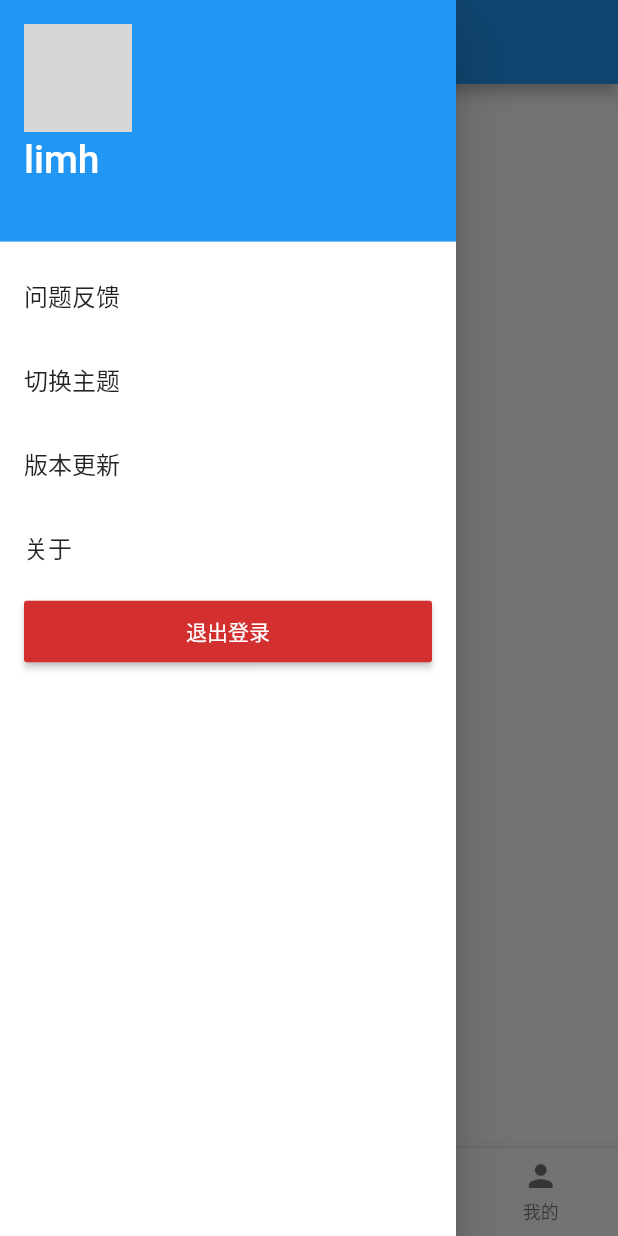
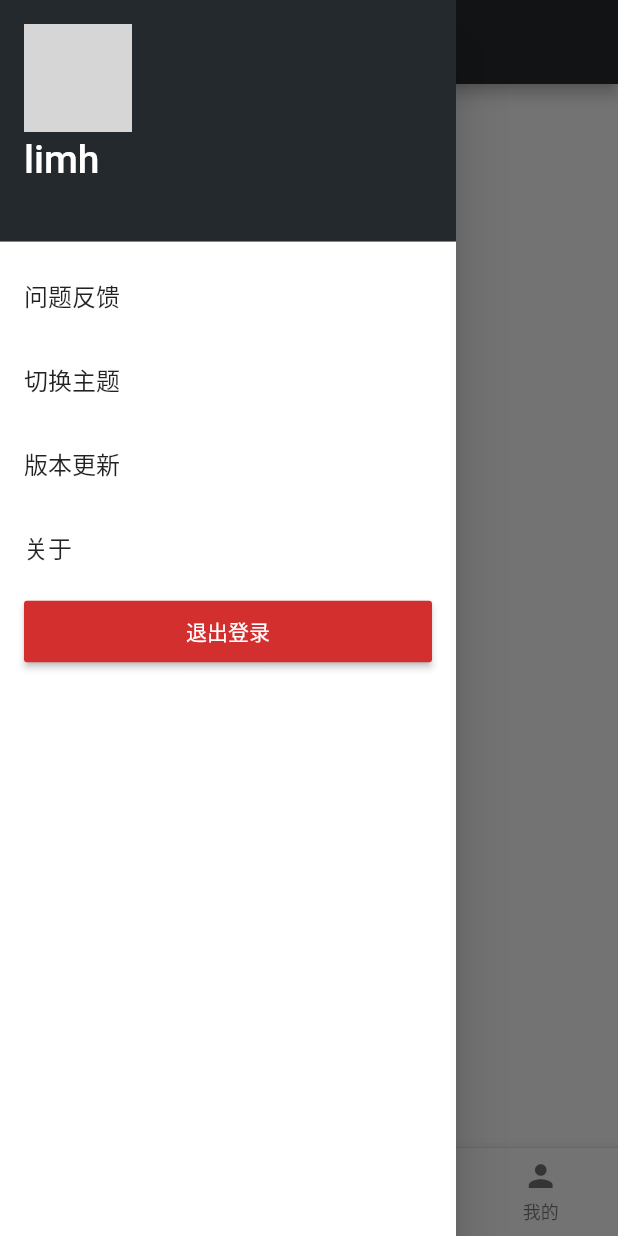
Before and after one commit to limhGeek/flutter_mcu, a Flutter app: the screen it shows after launch, with the side drawer open, on a phone screen of 412 x 824 dp. Run offline on Flutter 3.47's test engine with Material 2 defaults, Android fonts, the phone set to English and light mode, and no system bars; our stand-ins replace dio, flutter_redux, redux, shared_preferences; network calls fail; grey boxes are pictures that could not be loaded.

Commit message:
保存主题修改状态

```diff
--- /dev/null
+++ b/lib/comm/net/Api.dart
@@ -0,0 +1,12 @@
+class Api {
+//  static const String BaseUrl = "http://192.168.1.4:8080/";
+  static const String BaseUrl = "http://limhgeek.vicp.io:38651/";
+
+  static const String URL_LOGIN = "api/v1/user/login";
+  static const String URL_REGISTER = "api/v1/user/register";
+  static const String URL_USERINFO = "api/v1/user/info";
+
+  static const String URL_TOPICS = "api/v1/topic/list";
+
+
+}
--- /dev/null
+++ b/lib/comm/net/Http.dart
@@ -0,0 +1,124 @@
+import 'dart:io';
+
+import 'package:dio/dio.dart';
+
+import 'Api.dart';
+
+class Http {
+  static const String _GET = "get";
+  static const String _POST = "post";
+  static Options _options = new Options(
+      baseUrl: Api.BaseUrl, connectTimeout: 10000, receiveTimeout: 10000);
+
+  static Dio _dio = new Dio(_options);
+
+  //get请求
+  static void get(String url,
+      {Function successCallBack,
+      Map<String, String> params,
+      Map<String, String> header,
+      String path,
+      Function errorCallBack}) async {
+    _request(url, successCallBack,
+        method: _GET,
+        params: params,
+        header: header,
+        path: path,
+        errorCallBack: errorCallBack);
+  }
+
+  //post请求
+  static void post(String url,
+      {Function successCallBack,
+      Map<String, String> params,
+      Map<String, String> header,
+      String path,
+      Function errorCallBack}) async {
+    _request(url, successCallBack,
+        method: _POST,
+        params: params,
+        header: header,
+        path: path,
+        errorCallBack: errorCallBack);
+  }
+
+  //具体的还是要看返回数据的基本结构
+  //公共代码部分
+  static void _request(String url, Function callBack,
+      {String method,
+      Map<String, String> params,
+      Map<String, String> header,
+      String path,
+      Function errorCallBack}) async {
+    print("<net> url :<" + method + ">" + url);
+
+    if (params != null && params.isNotEmpty) {
+      print("<net> params :" + params.toString());
+    }
+    if (header != null && header.isNotEmpty) {
+      print("<net> header :" + header.toString());
+    }
+
+    String errorMsg = "";
+    int statusCode;
+
+    try {
+      Response response;
+      _dio.options.contentType =
+          ContentType.parse("application/x-www-form-urlencoded");
+      if (header != null && header.isNotEmpty) {
+        _dio.options.headers = header;
+      }
+      if (path != null) {
+        _dio.options.path = path;
+      }
+      if (method == _GET) {
+        //组合GET请求的参数
+        if (params != null && params.isNotEmpty) {
+          StringBuffer sb = new StringBuffer("?");
+          params.forEach((key, value) {
+            sb.write("$key" + "=" + "$value" + "&");
+          });
+          String paramStr = sb.toString();
+          paramStr = paramStr.substring(0, paramStr.length - 1);
+          url += paramStr;
+        }
+        response = await _dio.get(url);
+      } else {
+        if (params != null && params.isNotEmpty) {
+          response = await _dio.post(url, data: params);
+        } else {
+          response = await _dio.post(url);
+        }
+      }
+
+      statusCode = response.statusCode;
+      print('response=' + response.data.toString());
+      //处理错误部分
+      if (statusCode < 0) {
+        errorMsg = "网络请求错误,状态码:" + statusCode.toString();
+        _handError(errorCallBack, errorMsg);
+        return;
+      }
+
+      if (callBack != null) {
+        int code = response.data['code'];
+        if (code == 0) {
+          callBack(response.data['data']);
+        } else {
+          _handError(errorCallBack, response.data['msg']);
+        }
+      }
+    } catch (exception) {
+      _handError(errorCallBack, exception.toString());
+    }
+  }
+
+  //处理异常
+  static void _handError(Function errorCallback, String errorMsg) {
+    if (errorCallback != null) {
+      errorCallback(errorMsg);
+    }
+    print("<net> errorMsg :" + errorMsg);
+  }
+}
--- a/lib/main.dart
+++ b/lib/main.dart
@@ -1,18 +1,22 @@
+import 'package:flutter/material.dart';
+import 'package:flutter_mcu/comm/config/Config.dart';
 import 'package:flutter_mcu/comm/redux/AppState.dart';
+import 'package:flutter_mcu/comm/redux/ThemeRedux.dart';
+import 'package:flutter_mcu/utils/SpUtils.dart';
 import 'package:flutter_mcu/view/view_drawer.dart';
 import 'package:flutter_mcu/view/view_home.dart';
 import 'package:flutter_mcu/view/view_mine.dart';
 import 'package:flutter_mcu/view/view_study.dart';
 import 'package:flutter_mcu/view/view_tools.dart';
-import 'package:flutter/material.dart';
+import 'package:flutter_redux/flutter_redux.dart';
 import 'package:redux/redux.dart';
-import 'package:flutter_redux/flutter_redux.dart';
 
 void main() => runApp(new MyApp());
 
 class MyApp extends StatelessWidget {
   final store = Store<AppState>(appReducer,
-      initialState: AppState(themeData: ThemeData(primarySwatch: Colors.blue)));
+      initialState: AppState(
+          themeData: ThemeData(primarySwatch: Config.getThemeListColor()[0])));
 
   @override
   Widget build(BuildContext context) {
@@ -20,7 +24,7 @@ class MyApp extends StatelessWidget {
         store: store,
         child: StoreBuilder<AppState>(builder: (context, store) {
           return MaterialApp(
-            home: MyHomePage(),
+            home: MyHomePage(store),
             theme: store.state.themeData,
           );
         }));
@@ -28,6 +32,10 @@ class MyApp extends StatelessWidget {
 }
 
 class MyHomePage extends StatefulWidget {
+  final store;
+
+  MyHomePage(this.store);
+
   @override
   _MyHomePageState createState() => new _MyHomePageState();
 }
@@ -74,6 +82,16 @@ class _MyHomePageState extends State<MyHomePage> {
   void initState() {
     super.initState();
     pageController = new PageController(initialPage: this.page);
+    _getConfig();
+  }
+
+  //初始化全局配置
+  Future<Null> _getConfig() async {
+    int theme = await SpUtils.getTheme();
+    setState(() {
+      widget.store.dispatch(RefreshThemeDataAction(
+          ThemeData(primarySwatch: Config.getThemeListColor()[theme])));
+    });
   }
 
   void onTap(int index) {
--- /dev/null
+++ b/lib/utils/SpUtils.dart
@@ -0,0 +1,39 @@
+import 'dart:async';
+
+import 'package:shared_preferences/shared_preferences.dart';
+
+class SpUtils {
+  static const String _TOKEN = "SP_TOKEN";
+  static const String _USER = "SP_USER";
+  static const String _THEME = "SP_THEME";
+
+  static Future<int> getTheme() async {
+    SharedPreferences spf = await SharedPreferences.getInstance();
+    if (null == spf.getInt(_THEME)) {
+      return 0;
+    } else {
+      return spf.getInt(_THEME);
+    }
+  }
+
+  static void saveTheme(int value) async {
+    SharedPreferences spf = await SharedPreferences.getInstance();
+    spf.setInt(_THEME, value);
+  }
+
+  static void saveToken(String jsonToken) async {
+    SharedPreferences spf = await SharedPreferences.getInstance();
+    spf.setString(_TOKEN, jsonToken);
+  }
+
+  static void saveUser(String jsonUser) async {
+    SharedPreferences spf = await SharedPreferences.getInstance();
+    spf.setString(_USER, jsonUser);
+  }
+
+  static void clearLogin() async {
+    SharedPreferences spf = await SharedPreferences.getInstance();
+    spf.setString(_TOKEN, "");
+    spf.setString(_USER, "");
+  }
+}
--- a/lib/view/view_drawer.dart
+++ b/lib/view/view_drawer.dart
@@ -2,6 +2,7 @@ import 'package:flutter/material.dart';
 import 'package:flutter_mcu/comm/config/Config.dart';
 import 'package:flutter_mcu/comm/redux/AppState.dart';
 import 'package:flutter_mcu/comm/redux/ThemeRedux.dart';
+import 'package:flutter_mcu/utils/SpUtils.dart';
 import 'package:flutter_redux/flutter_redux.dart';
 import 'package:redux/redux.dart';
 
@@ -89,6 +90,7 @@ class _MyDrawer extends State<MyDrawer> {
 
   _showThemeDialog(BuildContext context, Store store) {
     List<Color> color = Config.getThemeListColor();
+    List<String> themeDesc = Config.getThemeDesc();
     return showDialog(
         context: context,
         builder: (BuildContext context) {
@@ -119,13 +121,15 @@ class _MyDrawer extends State<MyDrawer> {
                             padding: EdgeInsets.all(10),
                             color: Colors.transparent,
                             child: Text(
-                              '主题',
+                              themeDesc[index],
                               style: TextStyle(
                                   color: Colors.white, fontSize: 14.0),
                             ),
                             onPressed: () {
+                              SpUtils.saveTheme(index);
                               store.dispatch(RefreshThemeDataAction(
                                   ThemeData(primarySwatch: color[index])));
+                              Navigator.pop(context);
                             },
                           ),
                         ),
--- a/lib/view/view_home.dart
+++ b/lib/view/view_home.dart
@@ -5,6 +5,8 @@
  */
 
 import 'package:flutter/material.dart';
+import 'package:flutter_mcu/comm/net/Api.dart';
+import 'package:flutter_mcu/comm/net/Http.dart';
 
 class HomePage extends StatefulWidget {
   @override
@@ -14,6 +16,14 @@ class HomePage extends StatefulWidget {
 }
 
 class _HomePage extends State<HomePage> {
+  int pageNum = 1;
+
+  @override
+  void initState() {
+    super.initState();
+    _getData();
+  }
+
   @override
   Widget build(BuildContext context) {
     return Scaffold(
@@ -21,6 +31,13 @@ class _HomePage extends State<HomePage> {
         title: Text('论坛'),
         centerTitle: true,
       ),
+//      body: ,
     );
   }
+
+  Future<Null> _getData() async {
+    Http.get(Api.URL_TOPICS + '/$pageNum', successCallBack: (data) {
+      print(data);
+    }, errorCallBack: (errorMsg) {});
+  }
 }
--- a/pubspec.yaml
+++ b/pubspec.yaml
@@ -22,6 +22,7 @@ dependencies:
   dio: ^1.0.13
   event_bus: ^1.0.1
   flutter_redux: ^0.5.2
+  shared_preferences: ^0.4.3
 
 dev_dependencies:
   flutter_test:
```
Also changed, not shown: lib/comm/config/Config.dart (+14 -4 lines).
